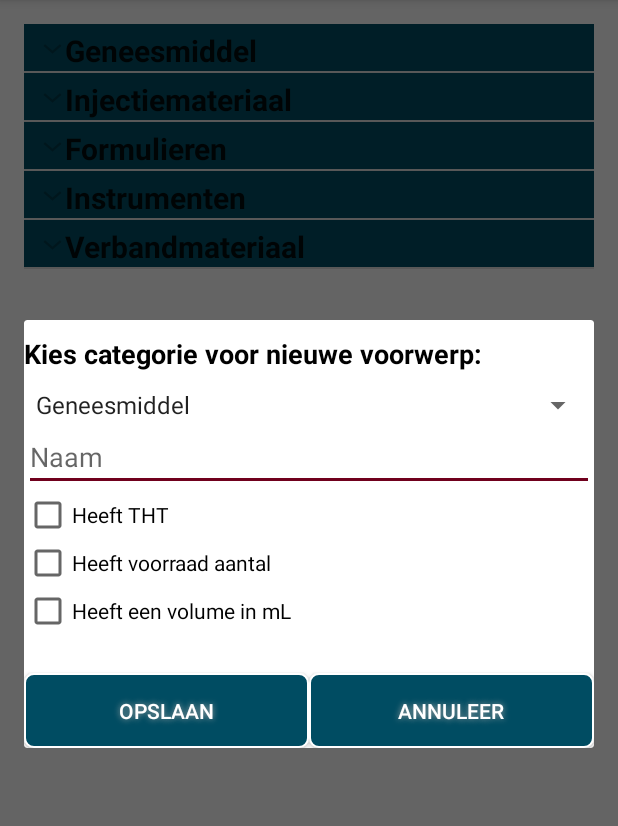
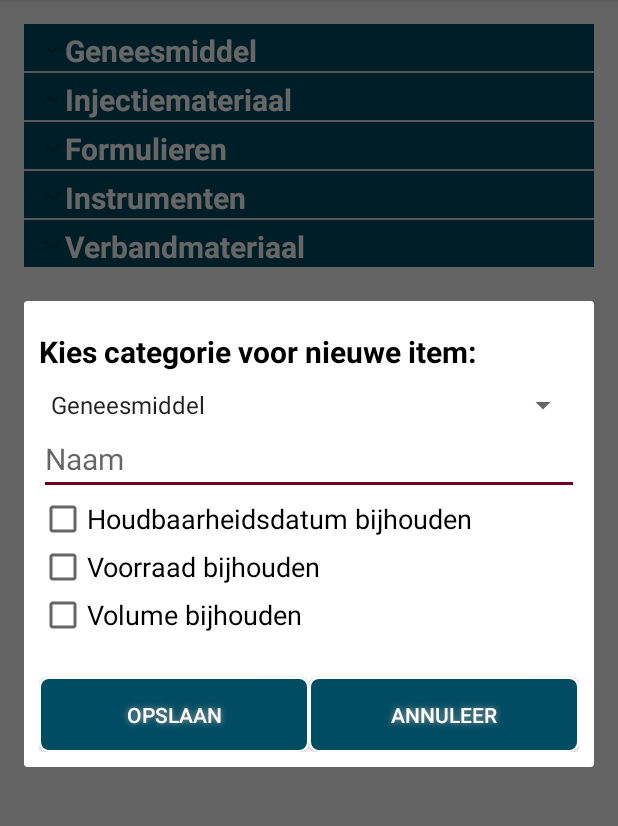
Before and after one commit to Robert048/Dokterstas, an Android app: the screen it shows after launch (MainActivity), in the options menu, after a tap on "Nieuwe item", on a phone screen of 412 x 824 dp, the part 84-910 px from its top. Run offline under Robolectric (Android 15) with nearby library versions, the phone set to English and light mode, and no system bars; our stand-ins replace AdMob; libraries missing offline, so code that uses them is left out: net.danlew.android; 8 statements that could not run were skipped.

Commit message:
dingen layout

```diff
--- a/app/build.gradle
+++ b/app/build.gradle
@@ -27,5 +27,11 @@ dependencies {
     compile 'net.danlew:android.joda:2.9.5.1'
     compile 'com.android.support:appcompat-v7:25.1.1'
     compile 'com.android.support:design:25.1.1'
+
+    compile 'com.google.firebase:firebase-crash:10.2.0'
+    compile 'com.google.firebase:firebase-core:10.2.0'
+    compile 'com.google.firebase:firebase-ads:10.2.0'
     testCompile 'junit:junit:4.12'
 }
+
+apply plugin: 'com.google.gms.google-services'
--- a/app/src/main/AndroidManifest.xml
+++ b/app/src/main/AndroidManifest.xml
@@ -5,6 +5,10 @@
     <uses-permission android:name="android.permission.WAKE_LOCK"></uses-permission>
     <uses-permission android:name="android.permission.RECEIVE_BOOT_COMPLETED"></uses-permission>
     <uses-permission android:name="android.permission.INTERNET" />
+    <uses-permission android:name="android.permission.ACCESS_NETWORK_STATE" />
+    <uses-permission android:name="android.permission.INTERNET" />
+
+
 
     <application
         android:allowBackup="true"
@@ -13,6 +17,7 @@
         android:supportsRtl="true"
         android:theme="@style/AppTheme">
         <activity
+
             android:name=".MainActivity"
             android:label="@string/app_name"
             android:theme="@style/AppTheme.NoActionBar">
--- a/app/src/main/java/minor/dokterstas/MainActivity.java
+++ b/app/src/main/java/minor/dokterstas/MainActivity.java
@@ -23,6 +23,11 @@ import android.widget.LinearLayout;
 import android.widget.Spinner;
 import android.widget.TextView;
 import android.widget.Toast;
+
+import com.google.android.gms.ads.AdRequest;
+import com.google.android.gms.ads.AdView;
+import com.google.android.gms.ads.MobileAds;
+
 import net.danlew.android.joda.JodaTimeAndroid;
 import org.joda.time.DateTime;
 import java.sql.Time;
@@ -57,6 +62,8 @@ public class MainActivity extends AppCompatActivity{
         minimumStock = sharedPref.getInt("minimumStock", minimumStock);
         String time = sharedPref.getString("alarmTime", "8:30:00");
         String[] timeArray = time.split(":");
+
+
         alarmTime = new Time(Integer.parseInt(timeArray[0]), Integer.parseInt(timeArray[1]) ,Integer.parseInt(timeArray[2]));
         alarmUsed = sharedPref.getBoolean("alarmUsed", alarmUsed);
         if(alarmUsed)
@@ -71,6 +78,13 @@ public class MainActivity extends AppCompatActivity{
         while (c.moveToNext()) {
             counterAmount = c.getInt(column1);
         }
+/*
+        MobileAds.initialize(getApplicationContext(), "ca-app-pub-9987402400398249/6683581213");
+
+        AdView mAdView = (AdView) findViewById(R.id.adView);
+        AdRequest adRequest = new AdRequest.Builder().build();
+        mAdView.loadAd(adRequest);
+        */
     }
 
     private void setNotifications() {
--- a/app/src/main/res/layout/activity_main.xml
+++ b/app/src/main/res/layout/activity_main.xml
@@ -2,6 +2,7 @@
 <android.support.design.widget.CoordinatorLayout xmlns:android="http://schemas.android.com/apk/res/android"
     xmlns:app="http://schemas.android.com/apk/res-auto"
     xmlns:tools="http://schemas.android.com/tools"
+    xmlns:ads="http://schemas.android.com/apk/res-auto"
     android:layout_width="match_parent"
     android:layout_height="match_parent"
     android:fitsSystemWindows="true"
@@ -19,8 +20,20 @@
             android:background="@color/colorPrimary"
             app:popupTheme="@style/AppTheme.PopupOverlay" />
 
+        <!--<com.google.android.gms.ads.AdView
+            android:id="@+id/adView"
+            android:layout_width="wrap_content"
+            android:layout_height="wrap_content"
+            android:layout_centerHorizontal="true"
+            android:layout_alignParentBottom="true"
+            ads:adSize="BANNER"
+            ads:adUnitId="ca-app-pub-9987402400398249/6683581213">
+        </com.google.android.gms.ads.AdView> -->
+
     </android.support.design.widget.AppBarLayout>
 
     <include layout="@layout/content_main" />
 
+
+
 </android.support.design.widget.CoordinatorLayout>
--- a/app/src/main/res/layout/content_main.xml
+++ b/app/src/main/res/layout/content_main.xml
@@ -1,6 +1,7 @@
 <?xml version="1.0" encoding="utf-8"?>
 <RelativeLayout xmlns:android="http://schemas.android.com/apk/res/android"
     xmlns:app="http://schemas.android.com/apk/res-auto"
+    xmlns:ads="http://schemas.android.com/apk/res-auto"
     xmlns:tools="http://schemas.android.com/tools"
     android:id="@+id/content_main"
     android:layout_width="match_parent"
@@ -16,7 +17,23 @@
     <ExpandableListView
         android:id="@+id/listView"
         android:layout_width="match_parent"
+        android:layout_height="wrap_content"
+        >
+    </ExpandableListView>
+    <LinearLayout
+        android:layout_width="match_parent"
         android:layout_height="match_parent">
-    </ExpandableListView>
+
+    </LinearLayout>
+
+    <!--<com.google.android.gms.ads.AdView
+        android:id="@+id/adView"
+        android:layout_width="wrap_content"
+        android:layout_height="wrap_content"
+        android:layout_centerHorizontal="true"
+        android:layout_alignParentBottom="true"
+        ads:adSize="BANNER"
+        ads:adUnitId="ca-app-pub-9987402400398249/6683581213">
+    </com.google.android.gms.ads.AdView>-->
 
 </RelativeLayout>
--- a/app/src/main/res/layout/create_item.xml
+++ b/app/src/main/res/layout/create_item.xml
@@ -2,13 +2,17 @@
 <LinearLayout xmlns:android="http://schemas.android.com/apk/res/android"
     android:layout_width="fill_parent"
     android:layout_height="fill_parent"
-    android:orientation="vertical" >
+    android:orientation="vertical"
+    android:paddingLeft="10dp"
+    android:paddingRight="10dp"
+    android:paddingBottom="10dp"
+    android:paddingTop="10dp">
 
     <TextView
-        android:text="Kies categorie voor nieuwe voorwerp:"
+        android:text="Kies categorie voor nieuwe item:"
         android:layout_width="match_parent"
         android:layout_height="wrap_content"
-        android:textSize="18dp"
+        android:textSize="20dp"
         android:paddingTop="10dp"
         android:paddingBottom="10dp"
         android:textColor="@android:color/black"
@@ -23,6 +27,7 @@
     <EditText
         android:id="@+id/editText"
         android:hint="Naam"
+        android:textSize="20dp"
         android:layout_width="match_parent"
         android:layout_height="wrap_content" >
 
@@ -30,8 +35,9 @@
     </EditText>
 
     <CheckBox
-        android:text="Heeft THT"
+        android:text="Houdbaarheidsdatum bijhouden"
         android:layout_width="match_parent"
+        android:textSize="18dp"
         android:layout_height="wrap_content"
         android:id="@+id/thtBox" />
     <LinearLayout
@@ -58,14 +64,21 @@
             android:id="@+id/txtDate"/>
         <Button
             android:id="@+id/createDate"
-            android:layout_width="wrap_content"
+            android:layout_width="150dp"
             android:layout_height="wrap_content"
-            android:text="set date"
-            android:onClick="showDatePickerNewItem"/>
+            android:text="Datum kiezen"
+            android:onClick="showDatePickerNewItem"
+            android:textColor="#FFFFFF"
+            android:background="@drawable/buttonshape"
+            android:shadowColor="#A8A8A8"
+            android:shadowDx="0"
+            android:shadowDy="0"
+            android:shadowRadius="5"/>
     </LinearLayout>
 
     <CheckBox
-        android:text="Heeft voorraad aantal"
+        android:text="Voorraad bijhouden"
+        android:textSize="18dp"
         android:layout_width="match_parent"
         android:layout_height="wrap_content"
         android:id="@+id/voorraadBox" />
@@ -79,7 +92,7 @@
         android:visibility="gone">
 
         <TextView
-            android:text="Aantal op voorraad: "
+            android:text="Aantal: "
             android:layout_width="0dp"
             android:textColor="@color/colorText"
             android:layout_height="wrap_content"
@@ -95,7 +108,8 @@
     </LinearLayout>
 
     <CheckBox
-        android:text="Heeft een volume in mL"
+        android:text="Volume bijhouden"
+        android:textSize="18dp"
         android:layout_width="match_parent"
         android:layout_height="wrap_content"
         android:id="@+id/volumeBox" />
@@ -109,7 +123,7 @@
         android:visibility="gone">
 
         <TextView
-            android:text="Aantal milliliters in voorraad: "
+            android:text="Volume(mL): "
             android:layout_width="0dp"
             android:layout_height="wrap_content"
             android:layout_weight="1" />
--- a/app/src/main/res/layout/createcategory.xml
+++ b/app/src/main/res/layout/createcategory.xml
@@ -2,7 +2,11 @@
 <LinearLayout xmlns:android="http://schemas.android.com/apk/res/android"
     android:layout_width="fill_parent"
     android:layout_height="fill_parent"
-    android:orientation="vertical" >
+    android:orientation="vertical"
+    android:paddingLeft="20dp"
+    android:paddingRight="20dp"
+    android:paddingBottom="10dp"
+    android:paddingTop="10dp">
 
 
     <TextView
--- a/app/src/main/res/layout/listrow_group.xml
+++ b/app/src/main/res/layout/listrow_group.xml
@@ -8,5 +8,6 @@
     android:paddingTop="4dp"
     android:background="@color/colorPrimary"
     android:text="Category"
+    android:textColor="#FFFFFF"
     android:textSize="20sp"
     android:textStyle="bold"/>
--- a/app/src/main/res/values/strings.xml
+++ b/app/src/main/res/values/strings.xml
@@ -7,4 +7,5 @@
     <string name="title_activity_edit">Edit</string>
     <string name="setting_check">Notificatie voor controle van de checklist</string>
     <string name="setting_expiration_checked">false</string>
+    <string name="banner_ad_unit_id">ca-app-pub-9987402400398249~3730114819</string>
 </resources>
--- a/build.gradle
+++ b/build.gradle
@@ -6,6 +6,7 @@ buildscript {
     }
     dependencies {
         classpath 'com.android.tools.build:gradle:2.2.3'
+        classpath 'com.google.gms:google-services:3.0.0'
 
         // NOTE: Do not place your application dependencies here; they belong
         // in the individual module build.gradle files
```
Also changed, not shown: app/src/main/res/layout/advertise_page.xml (added, +9 -0 lines), app/src/main/res/layout/confirmation.xml (+7 -1 lines), app/src/main/res/layout/item_edit.xml (+27 -10 lines), app/src/main/res/layout/listrow_details.xml (+10 -4 lines), 1 other file.
